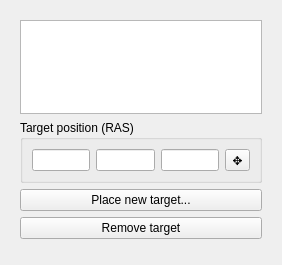
The window that OpenLIFUPrePlanning/Resources/UI/OpenLIFUPrePlanning.ui (arhowe00/SlicerOpenLIFU) describes before a commit, drawn with Qt 5.
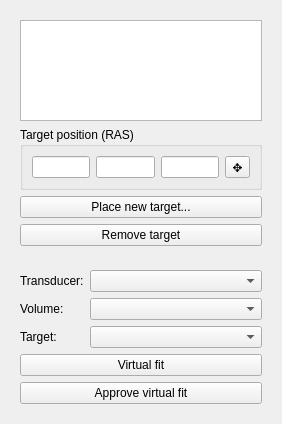
The same window after the commit. Custom widgets are drawn as their Qt base class.

Commit message: Create virtual fitting UI (#84)

What changed in the file:
```diff
--- a/OpenLIFUPrePlanning/Resources/UI/OpenLIFUPrePlanning.ui
+++ b/OpenLIFUPrePlanning/Resources/UI/OpenLIFUPrePlanning.ui
@@ -7,7 +7,7 @@
     <x>0</x>
     <y>0</y>
     <width>282</width>
-    <height>265</height>
+    <height>424</height>
    </rect>
   </property>
   <layout class="QVBoxLayout" name="verticalLayout">
@@ -29,6 +29,19 @@
          <string>Target position (RAS)</string>
         </property>
         <layout class="QHBoxLayout" name="horizontalLayout">
+         <item>
+          <spacer name="horizontalSpacer">
+           <property name="orientation">
+            <enum>Qt::Horizontal</enum>
+           </property>
+           <property name="sizeHint" stdset="0">
+            <size>
+             <width>0</width>
+             <height>20</height>
+            </size>
+           </property>
+          </spacer>
+         </item>
          <item>
           <widget class="QLineEdit" name="positionRLineEdit">
            <property name="sizePolicy">
@@ -84,6 +97,19 @@
            </property>
           </widget>
          </item>
+         <item>
+          <spacer name="horizontalSpacer_2">
+           <property name="orientation">
+            <enum>Qt::Horizontal</enum>
+           </property>
+           <property name="sizeHint" stdset="0">
+            <size>
+             <width>0</width>
+             <height>20</height>
+            </size>
+           </property>
+          </spacer>
+         </item>
         </layout>
        </widget>
       </item>
@@ -112,6 +138,56 @@
      <property name="collapsed" stdset="0">
       <bool>false</bool>
      </property>
+     <layout class="QVBoxLayout" name="verticalLayout_3">
+      <item>
+       <layout class="QFormLayout" name="virtualfitFormLayout">
+        <item row="0" column="0">
+         <widget class="QLabel" name="transducerLabel">
+          <property name="text">
+           <string>Transducer:</string>
+          </property>
+         </widget>
+        </item>
+        <item row="1" column="0">
+         <widget class="QLabel" name="volumeLabel">
+          <property name="text">
+           <string>Volume:</string>
+          </property>
+         </widget>
+        </item>
+        <item row="2" column="0">
+         <widget class="QLabel" name="targetLabel">
+          <property name="text">
+           <string>Target:</string>
+          </property>
+         </widget>
+        </item>
+        <item row="0" column="1">
+         <widget class="QComboBox" name="transducerComboBox"/>
+        </item>
+        <item row="1" column="1">
+         <widget class="QComboBox" name="volumeComboBox"/>
+        </item>
+        <item row="2" column="1">
+         <widget class="QComboBox" name="targetComboBox"/>
+        </item>
+       </layout>
+      </item>
+      <item>
+       <widget class="QPushButton" name="virtualfitButton">
+        <property name="text">
+         <string>Virtual fit</string>
+        </property>
+       </widget>
+      </item>
+      <item>
+       <widget class="QPushButton" name="approveButton">
+        <property name="text">
+         <string>Approve virtual fit</string>
+        </property>
+       </widget>
+      </item>
+     </layout>
     </widget>
    </item>
    <item>
```
